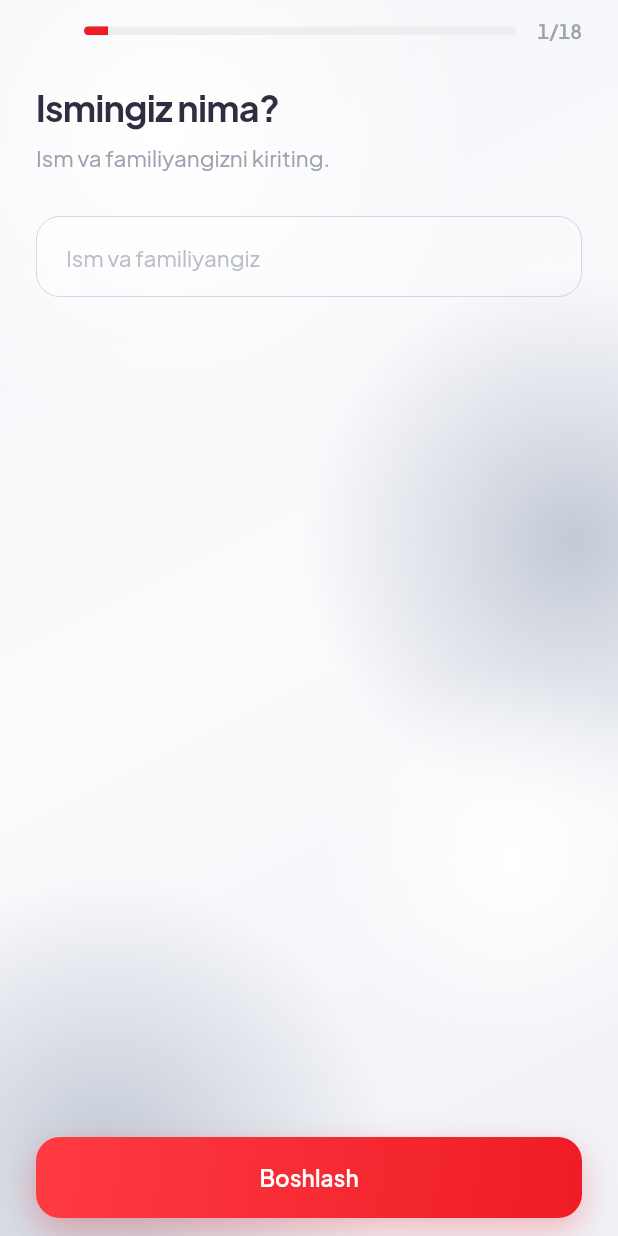
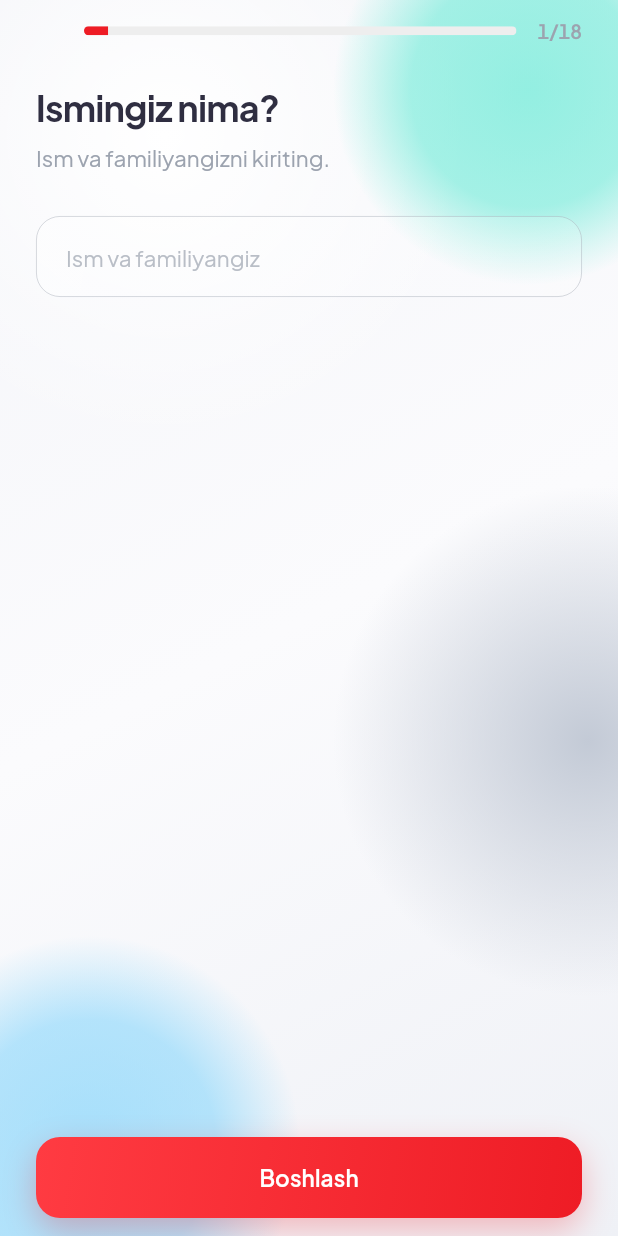
Before and after one commit to otabeksindarov494-lgtm/spendly, a Flutter app: the screen it shows once a user with an empty profile is signed in, swiped to page 2, on a phone screen of 412 x 824 dp. Run offline on Flutter 3.47's test engine with Material 3 defaults, Android fonts, the phone set to English and light mode, and no system bars; our stand-ins replace cloud_firestore, firebase_auth, firebase_core, flutter_image_compress, flutter_local_notifications, flutter_riverpod and 8 more; accounts and stored records are empty.

Commit message:
style(ui): ikki burchakda dumaloq yalpiz va osmon doiralari
Foydalanuvchi tanlovi: yuqori-o'ngda yalpiz (#5EEAD4), pastki-chapda
osmon ko'ki (#7DD3FC). Doira markazdan ~60% gacha deyarli to'liq
rangda, faqat chekkasida so'nadi — aniq dumaloq. Shaffof kartalar
orqali xiralashib ko'rinadi (golden render bilan tekshirildi).
Tokenlar: orbTopRight, orbBottomLeft (yorug' va tungi).

Co-Authored-By: Claude Opus 5.5 <noreply@anthropic.com>

```diff
--- a/lib/theme/app_theme.dart
+++ b/lib/theme/app_theme.dart
@@ -36,6 +36,8 @@ class CustomTheme extends ThemeExtension<CustomTheme> {
     required this.glassEdgeShade,
     required this.backdropLight,
     required this.backdropShade,
+    required this.orbTopRight,
+    required this.orbBottomLeft,
   });
 
   /// Kartalar, sahifa foni.
@@ -118,6 +120,11 @@ class CustomTheme extends ThemeExtension<CustomTheme> {
   final Color backdropLight;
   final Color backdropShade;
 
+  /// Ikki burchakdagi dumaloq rangli doiralar: yalpiz (yuqori-o'ng) va
+  /// osmon ko'ki (pastki-chap). Shaffof shisha orqali xiralashib ko'rinadi.
+  final Color orbTopRight;
+  final Color orbBottomLeft;
+
   // --- Light ---------------------------------------------------------------
   static const Color _lightBackground = Color(0xFFFFFFFF);
   static const Color _lightInputColor = Color(0xFFF7F6FB);
@@ -194,6 +201,8 @@ class CustomTheme extends ThemeExtension<CustomTheme> {
     glassEdgeShade: Color(0x331B2140),
     backdropLight: Color(0xFFFFFFFF),
     backdropShade: Color(0xFFC3CAD6),
+    orbTopRight: Color(0xA65EEAD4),
+    orbBottomLeft: Color(0xA67DD3FC),
   );
 
   static const CustomTheme dark = CustomTheme(
@@ -230,6 +239,8 @@ class CustomTheme extends ThemeExtension<CustomTheme> {
     glassEdgeShade: Color(0x14FFFFFF),
     backdropLight: Color(0xFF2B2E36),
     backdropShade: Color(0xFF07080A),
+    orbTopRight: Color(0x665EEAD4),
+    orbBottomLeft: Color(0x667DD3FC),
   );
 
   @override
@@ -259,6 +270,8 @@ class CustomTheme extends ThemeExtension<CustomTheme> {
     Color? glassEdgeShade,
     Color? backdropLight,
     Color? backdropShade,
+    Color? orbTopRight,
+    Color? orbBottomLeft,
   }) {
     return CustomTheme(
       background: background ?? this.background,
@@ -286,6 +299,8 @@ class CustomTheme extends ThemeExtension<CustomTheme> {
       glassEdgeShade: glassEdgeShade ?? this.glassEdgeShade,
       backdropLight: backdropLight ?? this.backdropLight,
       backdropShade: backdropShade ?? this.backdropShade,
+      orbTopRight: orbTopRight ?? this.orbTopRight,
+      orbBottomLeft: orbBottomLeft ?? this.orbBottomLeft,
     );
   }
 
@@ -330,6 +345,8 @@ class CustomTheme extends ThemeExtension<CustomTheme> {
       glassEdgeShade: Color.lerp(glassEdgeShade, other.glassEdgeShade, t)!,
       backdropLight: Color.lerp(backdropLight, other.backdropLight, t)!,
       backdropShade: Color.lerp(backdropShade, other.backdropShade, t)!,
+      orbTopRight: Color.lerp(orbTopRight, other.orbTopRight, t)!,
+      orbBottomLeft: Color.lerp(orbBottomLeft, other.orbBottomLeft, t)!,
     );
   }
 }
--- a/lib/widgets/common/glass.dart
+++ b/lib/widgets/common/glass.dart
@@ -4,12 +4,11 @@ import 'package:flutter/material.dart';
 
 import '../../theme/app_theme.dart';
 
-/// Har bir sahifa ostidagi fon: neytral gradient + rangsiz "kumush"
-/// shakllar (yorug' va soya dog'lari).
+/// Har bir sahifa ostidagi fon: neytral gradient, rangsiz "kumush"
+/// shakllar va ikki burchakdagi dumaloq yalpiz/osmon doiralari.
 ///
-/// Rangli nurlar ataylab yo'q (foydalanuvchi so'rovi). Shakllar faqat
-/// yorug'lik farqini beradi — shisha yuzalar orqali xiralashib ko'rinib,
-/// "chuqurlik" hosil qiladi. Blur emas, radial gradient — tez.
+/// Shaffof shisha yuzalar orqali ular xiralashib ko'rinib, "oyna"
+/// effektini beradi. Blur emas, radial gradient — tez.
 class GlassBackground extends StatelessWidget {
   const GlassBackground({super.key, required this.child});
 
@@ -23,25 +22,28 @@ class GlassBackground extends StatelessWidget {
       decoration: BoxDecoration(gradient: theme.backgroundGradient),
       child: Stack(
         children: <Widget>[
+          // Neytral kumush shakllar — yorug'lik farqi.
           Positioned(
             top: -120,
             left: -100,
             child: _Shape(color: theme.backdropLight, size: 420),
           ),
           Positioned(
-            top: 180,
+            bottom: 160,
             right: -150,
-            child: _Shape(color: theme.backdropShade, size: 360),
+            child: _Shape(color: theme.backdropShade, size: 340),
+          ),
+          // Ikki burchakdagi dumaloq rangli doiralar: yalpiz yuqori-o'ngda,
+          // osmon ko'ki pastki-chapda. Shaffof shisha orqali xiralashib ko'rinadi.
+          Positioned(
+            top: -70,
+            right: -70,
+            child: _Orb(color: theme.orbTopRight, size: 260),
           ),
           Positioned(
-            bottom: -140,
-            left: -120,
-            child: _Shape(color: theme.backdropShade, size: 380),
-          ),
-          Positioned(
-            bottom: 120,
-            right: -60,
-            child: _Shape(color: theme.backdropLight, size: 260),
+            bottom: -80,
+            left: -80,
+            child: _Orb(color: theme.orbBottomLeft, size: 280),
           ),
           Positioned.fill(child: child),
         ],
@@ -71,6 +73,38 @@ class _Shape extends StatelessWidget {
               color.withValues(alpha: 0),
             ],
             stops: const <double>[0, 0.5, 1],
+          ),
+        ),
+      ),
+    );
+  }
+}
+
+/// Dumaloq rangli doira: markazdan chetning ~60% igacha deyarli to'liq
+/// rangda, faqat eng chekkasida yumshoq so'nadi — shaklsiz dog' emas,
+/// aniq doira bo'lib ko'rinadi.
+class _Orb extends StatelessWidget {
+  const _Orb({required this.color, required this.size});
+
+  final Color color;
+  final double size;
+
+  @override
+  Widget build(BuildContext context) {
+    return IgnorePointer(
+      child: Container(
+        width: size,
+        height: size,
+        decoration: BoxDecoration(
+          shape: BoxShape.circle,
+          gradient: RadialGradient(
+            colors: <Color>[
+              color,
+              color.withValues(alpha: color.a * 0.85),
+              color.withValues(alpha: color.a * 0.3),
+              color.withValues(alpha: 0),
+            ],
+            stops: const <double>[0, 0.6, 0.85, 1],
           ),
         ),
       ),
```
